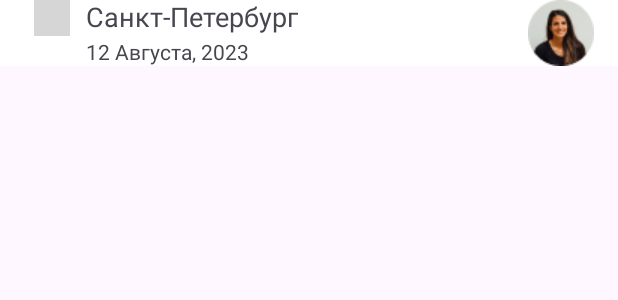
After one commit to DimaMaligon/DeliveryFood, an Android app built with Jetpack Compose: the layout fragment_action_bar_full.xml on its own in the app's theme, with its tools: preview values and no code run, on a phone screen of 412 x 824 dp. The commit adds this screen. Shown: the top 300 px of the screen. Run offline under Robolectric (Android 15) with nearby library versions, the phone set to English and light mode, and no system bars; network calls fail; grey boxes are pictures that could not be loaded.

Commit message:
fix toolbar and banners

```diff
--- a/app/src/main/java/com/example/deliveryfood/MainActivity.kt
+++ b/app/src/main/java/com/example/deliveryfood/MainActivity.kt
@@ -21,7 +21,6 @@ class MainActivity : AppCompatActivity() {
 
         val navigation = findNavController(R.id.nav_host_fragment)
         binding.bottomNavigationView.setupWithNavController(navigation)
-//        binding.bottomNavigationView.itemIconTintList =
     }
 
     override fun onSupportNavigateUp(): Boolean {
--- a/app/src/main/res/layout/dish_item_layout.xml
+++ b/app/src/main/res/layout/dish_item_layout.xml
@@ -21,7 +21,7 @@
             app:layout_constraintHorizontal_bias="0.0"
             app:layout_constraintStart_toStartOf="parent"
             app:layout_constraintTop_toTopOf="parent"
-            tools:srcCompat="@tools:sample/backgrounds/scenic" />
+            tools:srcCompat="@drawable/dish_image" />
 
         <TextView
             android:id="@+id/text_dish"
--- /dev/null
+++ b/app/src/main/res/layout/fragment_action_bar_full.xml
@@ -0,0 +1,82 @@
+<?xml version="1.0" encoding="utf-8"?>
+<FrameLayout xmlns:android="http://schemas.android.com/apk/res/android"
+    xmlns:app="http://schemas.android.com/apk/res-auto"
+    xmlns:tools="http://schemas.android.com/tools"
+    android:layout_width="match_parent"
+    android:layout_height="44dp"
+    tools:context=".ActionBarFullFragment">
+
+    <androidx.appcompat.widget.Toolbar
+        android:id="@+id/toolbar_full"
+        android:layout_width="match_parent"
+        android:layout_height="match_parent"
+        android:background="@color/white">
+
+
+        <androidx.constraintlayout.widget.ConstraintLayout
+            android:layout_width="match_parent"
+            android:layout_height="match_parent">
+
+            <androidx.constraintlayout.widget.Guideline
+                android:id="@+id/guideline_center"
+                android:layout_width="wrap_content"
+                android:layout_height="wrap_content"
+                android:orientation="horizontal"
+                app:layout_constraintGuide_percent="0.5" />
+
+            <ImageView
+                android:id="@+id/image_map"
+                android:layout_width="24dp"
+                android:layout_height="24dp"
+                android:layout_marginEnd="4dp"
+                app:layout_constraintBottom_toTopOf="@+id/guideline_center"
+                app:layout_constraintEnd_toStartOf="@+id/guideline_left_views"
+                app:layout_constraintStart_toStartOf="parent"
+                app:layout_constraintTop_toTopOf="parent"
+                app:srcCompat="@drawable/icon_location" />
+
+            <androidx.constraintlayout.widget.Guideline
+                android:id="@+id/guideline_left_views"
+                android:layout_width="wrap_content"
+                android:layout_height="wrap_content"
+                android:orientation="vertical"
+                app:layout_constraintGuide_end="355dp" />
+
+            <TextView
+                android:id="@+id/city_name"
+                android:layout_width="wrap_content"
+                android:layout_height="wrap_content"
+                android:layout_marginBottom="2dp"
+                android:text="Санкт-Петербург"
+                android:textSize="18sp"
+                app:layout_constraintBottom_toTopOf="@+id/guideline_center"
+                app:layout_constraintStart_toStartOf="@+id/guideline_left_views"
+                app:layout_constraintTop_toTopOf="parent" />
+
+            <TextView
+                android:id="@+id/now_date"
+                android:layout_width="wrap_content"
+                android:layout_height="wrap_content"
+                android:layout_marginTop="2dp"
+                android:text="12 Августа, 2023"
+                app:layout_constraintBottom_toBottomOf="parent"
+                app:layout_constraintStart_toStartOf="@+id/guideline_left_views"
+                app:layout_constraintTop_toBottomOf="@+id/city_name"
+                app:layout_constraintVertical_bias="0.285" />
+
+            <ImageView
+                android:id="@+id/image_user"
+                android:layout_width="44dp"
+                android:layout_height="44dp"
+                android:layout_marginEnd="16dp"
+                app:layout_constraintBottom_toBottomOf="parent"
+                app:layout_constraintEnd_toEndOf="parent"
+                app:layout_constraintTop_toTopOf="parent"
+                app:srcCompat="@drawable/icon_user" />
+
+
+        </androidx.constraintlayout.widget.ConstraintLayout>
+
+
+    </androidx.appcompat.widget.Toolbar>
+</FrameLayout>
--- a/app/src/main/res/values/themes.xml
+++ b/app/src/main/res/values/themes.xml
@@ -3,6 +3,7 @@
     <style name="Base.Theme.DeliveryFood" parent="Theme.Material3.DayNight.NoActionBar">
         <!-- Customize your light theme here. -->
         <!--<item name="tabStyle">@color/black</item> -->
+        <item name="colorPrimary">@color/white</item>
     </style>
 
     <style name="Theme.DeliveryFood" parent="Base.Theme.DeliveryFood">
```
Also changed, not shown: app/src/main/java/com/example/deliveryfood/ActionBarFullFragment.kt (added, +20 -0 lines), app/src/main/java/com/example/deliveryfood/MainFragment.kt (+7 -0 lines), app/src/main/res/layout/activity_main.xml (+3 -65 lines), app/src/main/res/layout/cuisine_item_layout.xml (+14 -14 lines), app/src/main/res/layout/fragment_main.xml (+20 -4 lines), app/src/main/res/drawable/banner_cuisine.png (added), app/src/main/res/drawable/dish_image.png (added).
